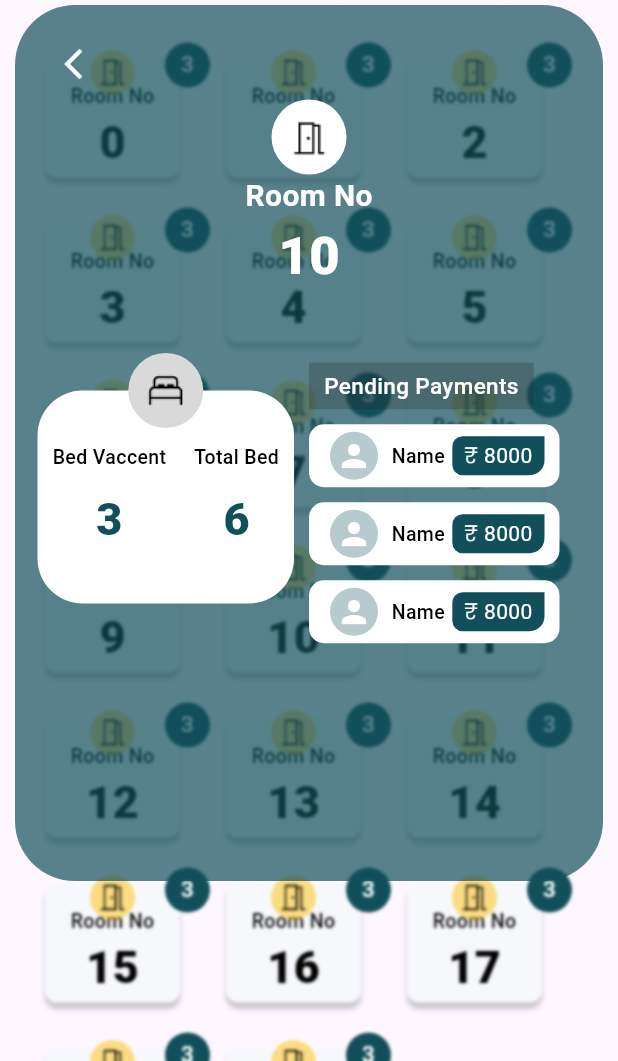
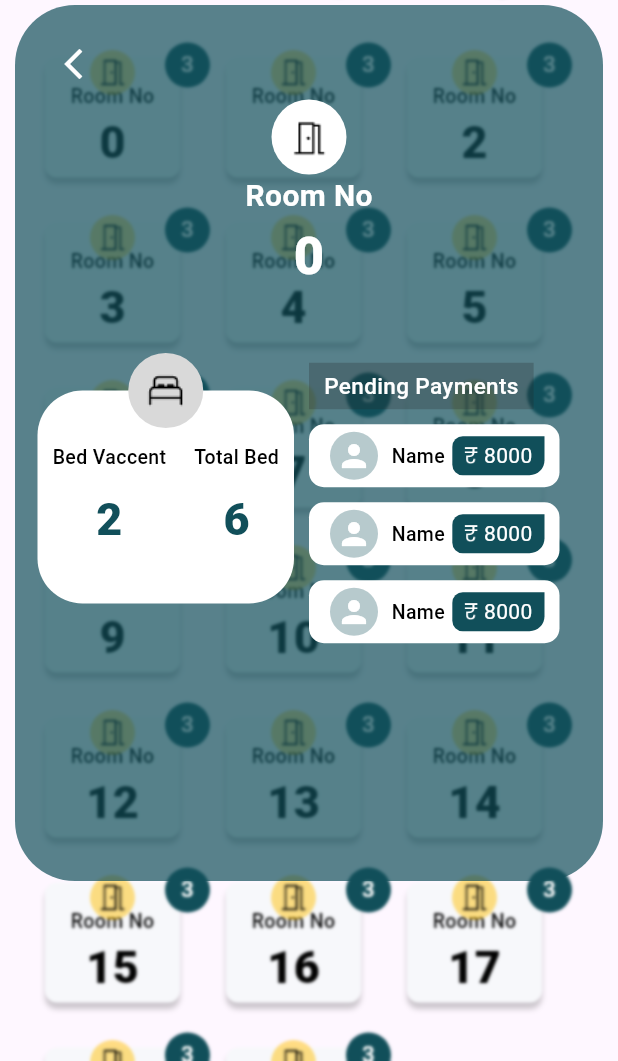
Before and after one commit to muhammed-aslam-pm/Hostel-Manager, a Flutter app: the OwnerRoomsPage screen opened directly, after a tap on "Room No", on a phone screen of 412 x 824 dp, the part 175-1236 px from its top. Run offline on Flutter 3.47's test engine with Material 3 defaults, Android fonts, the phone set to English and light mode, and no system bars; our stand-ins replace smooth_page_indicator.

Commit message:
rooms card updated

```diff
--- a/lib/view/owner_rooms_page/widgets/room_card.dart
+++ b/lib/view/owner_rooms_page/widgets/room_card.dart
@@ -26,7 +26,11 @@ class RoomsCard extends StatelessWidget {
                   showAdaptiveDialog(
                       barrierColor: Colors.transparent,
                       context: context,
-                      builder: (context) => RoomsViewScreen());
+                      builder: (context) => RoomsViewScreen(
+                            roomNumber: roomNumber,
+                            numberOfBeds: "6",
+                            numberOfVaccentBeds: "2",
+                          ));
                 },
                 child: Container(
                   height: 80,
--- a/lib/view/owner_rooms_page/widgets/rooms_view_page.dart
+++ b/lib/view/owner_rooms_page/widgets/rooms_view_page.dart
@@ -6,7 +6,15 @@ import 'package:hostel_management_app/view/owner_rooms_page/widgets/penting_paym
 import 'dart:ui' as ui;
 
 class RoomsViewScreen extends StatelessWidget {
-  const RoomsViewScreen({super.key});
+  RoomsViewScreen(
+      {super.key,
+      required this.roomNumber,
+      required this.numberOfBeds,
+      required this.numberOfVaccentBeds});
+
+  String roomNumber;
+  String numberOfBeds;
+  String numberOfVaccentBeds;
 
   @override
   Widget build(BuildContext context) {
@@ -24,8 +32,12 @@ class RoomsViewScreen extends StatelessWidget {
           padding: EdgeInsets.all(15),
           child: Scaffold(
             backgroundColor: Colors.transparent,
-            body: Column(
+            body: SingleChildScrollView(
+              child: Column(
                 crossAxisAlignment: CrossAxisAlignment.center,
+                mainAxisAlignment: MainAxisAlignment.spaceAround,
+                children: [
+                  Column(
                     children: [
                       Row(
                         mainAxisAlignment: MainAxisAlignment.start,
@@ -56,16 +68,19 @@ class RoomsViewScreen extends StatelessWidget {
                         style: TextStyleConstants.OwnerRoomNumber2,
                       ),
                       Text(
-                  "10",
+                        roomNumber,
                         style: TextStyleConstants.OwnerRoomNumber3,
                       ),
                       SizedBox(
                         height: 40,
                       ),
+                    ],
+                  ),
                   Row(
                     children: [
                       Container(
-                      width: MediaQuery.sizeOf(context).width * (50 / 100) - 35,
+                        width:
+                            MediaQuery.sizeOf(context).width * (50 / 100) - 35,
                         height: 200,
                         child: Stack(children: [
                           Positioned(
@@ -74,15 +89,16 @@ class RoomsViewScreen extends StatelessWidget {
                               padding: EdgeInsets.symmetric(
                                   vertical: 30, horizontal: 10),
                               height: 142,
-                            width:
-                                MediaQuery.sizeOf(context).width * (50 / 100) -
+                              width: MediaQuery.sizeOf(context).width *
+                                      (50 / 100) -
                                   35,
                               decoration: BoxDecoration(
                                 color: ColorConstants.primaryWhiteColor,
                                 borderRadius: BorderRadius.circular(30),
                               ),
                               child: Row(
-                              mainAxisAlignment: MainAxisAlignment.spaceBetween,
+                                mainAxisAlignment:
+                                    MainAxisAlignment.spaceBetween,
                                 children: [
                                   Column(
                                     mainAxisAlignment:
@@ -91,10 +107,11 @@ class RoomsViewScreen extends StatelessWidget {
                                       Text(
                                         "Bed Vaccent",
                                         overflow: TextOverflow.ellipsis,
-                                      style: TextStyleConstants.ownerRoomsText2,
+                                        style:
+                                            TextStyleConstants.ownerRoomsText2,
                                       ),
                                       Text(
-                                      "3",
+                                        numberOfVaccentBeds,
                                         style: TextStyleConstants
                                             .dashboardVacentRoom1,
                                       )
@@ -106,10 +123,11 @@ class RoomsViewScreen extends StatelessWidget {
                                     children: [
                                       Text(
                                         "Total Bed",
-                                      style: TextStyleConstants.ownerRoomsText2,
+                                        style:
+                                            TextStyleConstants.ownerRoomsText2,
                                       ),
                                       Text(
-                                      "6",
+                                        numberOfBeds,
                                         style: TextStyleConstants
                                             .dashboardVacentRoom1,
                                       )
@@ -141,8 +159,8 @@ class RoomsViewScreen extends StatelessWidget {
                           crossAxisAlignment: CrossAxisAlignment.start,
                           children: [
                             Container(
-                            color:
-                                ColorConstants.roomsBlackColor.withOpacity(.25),
+                              color: ColorConstants.roomsBlackColor
+                                  .withOpacity(.25),
                               padding: EdgeInsets.symmetric(
                                   horizontal: 10, vertical: 5),
                               child: Text(
@@ -173,6 +191,7 @@ class RoomsViewScreen extends StatelessWidget {
             ),
           ),
         ),
+      ),
     );
   }
 }
```
Lines whose indentation alone changed are shown as unchanged.
